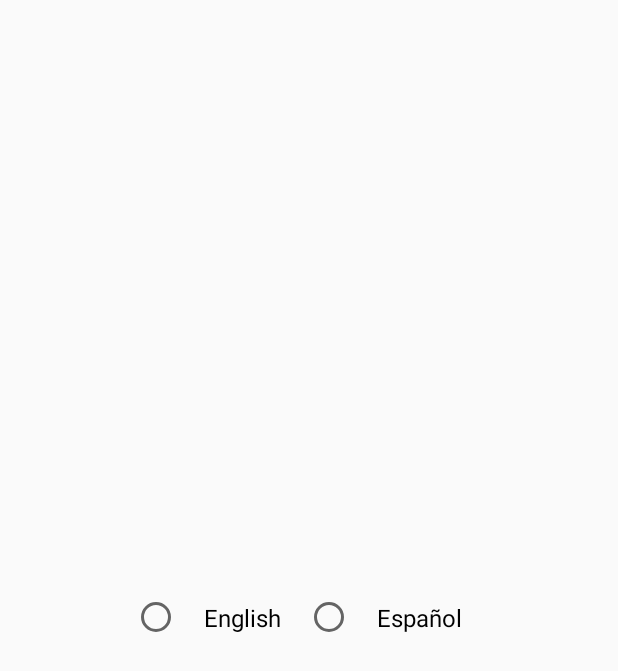
After one commit to eusan91/ManejoGastosMensuales, an Android app: the layout dialog_define_language_item.xml on its own in the app's theme, with its tools: preview values and no code run, on a phone screen of 412 x 824 dp. The commit adds this screen. Shown: the top 671 px of the screen. Run offline under Robolectric (Android 15) with nearby library versions, the phone set to English and light mode, and no system bars.

Commit message:
seleccion de idioma agregado, minor bugs

```diff
--- a/ManejoGastosMensuales/app/build.gradle
+++ b/ManejoGastosMensuales/app/build.gradle
@@ -6,7 +6,7 @@ android {
     buildToolsVersion '25.0.0'
     defaultConfig {
         applicationId "com.santamaria.manejogastosmensuales"
-        minSdkVersion 16
+        minSdkVersion 17
         targetSdkVersion 23
         versionCode 1
         versionName "1.0"
--- a/ManejoGastosMensuales/app/src/main/AndroidManifest.xml
+++ b/ManejoGastosMensuales/app/src/main/AndroidManifest.xml
@@ -1,12 +1,6 @@
 <?xml version="1.0" encoding="utf-8"?>
 <manifest xmlns:android="http://schemas.android.com/apk/res/android"
     package="com.santamaria.manejogastosmensuales">
-
-    <uses-feature
-        android:name="android.hardware.camera2"
-        android:required="true" />
-
-    <uses-permission android:name="android.permission.WRITE_EXTERNAL_STORAGE" />
 
     <application
         android:name=".app.MyApplication"
--- a/ManejoGastosMensuales/app/src/main/java/com/santamaria/manejogastosmensuales/CategoryDialogFragment.java
+++ b/ManejoGastosMensuales/app/src/main/java/com/santamaria/manejogastosmensuales/CategoryDialogFragment.java
@@ -141,7 +141,7 @@ public class CategoryDialogFragment extends DialogFragment implements View.OnCli
 
         ColorPickerDialogBuilder
                 .with(getContext())
-                .setTitle("Choose color")
+                .setTitle(getString(R.string.dialog_color_picker_title))
                 .wheelType(ColorPickerView.WHEEL_TYPE.FLOWER)
                 .density(12)
                 .setOnColorSelectedListener(new OnColorSelectedListener() {
@@ -150,13 +150,13 @@ public class CategoryDialogFragment extends DialogFragment implements View.OnCli
                         //Toast.makeText(getContext(), "onColorSelected: 0x" + Integer.toHexString(selectedColor), Toast.LENGTH_SHORT).show();
                     }
                 })
-                .setPositiveButton("ok", new ColorPickerClickListener() {
+                .setPositiveButton(getString(R.string.dialog_color_picker_ok), new ColorPickerClickListener() {
                     @Override
                     public void onClick(DialogInterface dialog, int selectedColor, Integer[] allColors) {
                         selectedColorR = selectedColor;
                     }
                 })
-                .setNegativeButton("cancel", new DialogInterface.OnClickListener() {
+                .setNegativeButton(getString(R.string.dialog_color_picker_cancel), new DialogInterface.OnClickListener() {
                     @Override
                     public void onClick(DialogInterface dialog, int which) {
                     }
--- a/ManejoGastosMensuales/app/src/main/res/layout/dialog_create_category.xml
+++ b/ManejoGastosMensuales/app/src/main/res/layout/dialog_create_category.xml
@@ -11,7 +11,7 @@
         android:ems="10"
         android:inputType="textPersonName"
         android:layout_margin="15dp"
-        android:hint="Category Name"/>
+        android:hint="@string/dialog_Create_category_name_hint"/>
 
     <LinearLayout
         android:layout_width="match_parent"
--- /dev/null
+++ b/ManejoGastosMensuales/app/src/main/res/layout/dialog_define_language_item.xml
@@ -0,0 +1,31 @@
+<?xml version="1.0" encoding="utf-8"?>
+<LinearLayout xmlns:android="http://schemas.android.com/apk/res/android"
+    android:orientation="horizontal" android:layout_width="match_parent"
+    android:layout_height="match_parent">
+
+    <RadioGroup
+        android:gravity="center"
+        android:orientation="horizontal"
+        android:layout_width="match_parent"
+        android:layout_height="match_parent">
+
+        <RadioButton
+            android:id="@+id/english"
+            android:layout_width="wrap_content"
+            android:layout_height="wrap_content"
+            android:text="English"
+            android:padding="16dp"
+            android:textAppearance="?attr/textAppearanceLargePopupMenu"/>
+
+
+        <RadioButton
+            android:id="@+id/spanish"
+            android:layout_width="wrap_content"
+            android:layout_height="wrap_content"
+            android:padding="16dp"
+            android:text="Español"
+            android:textAppearance="?attr/textAppearanceLargePopupMenu" />
+
+    </RadioGroup>
+
+</LinearLayout>
--- a/ManejoGastosMensuales/app/src/main/res/menu/exit_menu.xml
+++ b/ManejoGastosMensuales/app/src/main/res/menu/exit_menu.xml
@@ -5,6 +5,6 @@
     <item
         android:id="@+id/exit_menu_item"
         android:icon="@android:drawable/ic_notification_clear_all"
-        android:title="Exit"
+        android:title="@string/exit"
         app:showAsAction="never"/>
 </menu>
--- a/ManejoGastosMensuales/app/src/main/res/menu/options_card_view_context_menu.xml
+++ b/ManejoGastosMensuales/app/src/main/res/menu/options_card_view_context_menu.xml
@@ -2,9 +2,9 @@
 <menu xmlns:android="http://schemas.android.com/apk/res/android">
 
     <item android:id="@+id/editCardView"
-        android:title="Edit Category" />
+        android:title="@string/option_card_view_context_menu_edit_category" />
 
     <item android:id="@+id/deleteCardView"
-        android:title="Delete Category" />
+        android:title="@string/option_card_view_context_menu_delete_category" />
 
 </menu>
--- a/ManejoGastosMensuales/app/src/main/res/menu/options_category_detailed_context_menu.xml
+++ b/ManejoGastosMensuales/app/src/main/res/menu/options_category_detailed_context_menu.xml
@@ -2,9 +2,9 @@
 <menu xmlns:android="http://schemas.android.com/apk/res/android">
 
     <item android:id="@+id/editDetail"
-        android:title="Edit Detail" />
+        android:title="@string/option_category_detail_context_menu_edit_detail" />
 
     <item android:id="@+id/deleteDetail"
-        android:title="Delete Detail" />
+        android:title="@string/option_category_detail_context_menu_delete_detail" />
 
 </menu>
```
Also changed, not shown: ManejoGastosMensuales/app/src/main/java/com/santamaria/manejogastosmensuales/Activities/MainActivity.java (+109 -17 lines), ManejoGastosMensuales/app/src/main/java/com/santamaria/manejogastosmensuales/Domain/SettingsData.java (+11 -1 lines), ManejoGastosMensuales/app/src/main/java/com/santamaria/manejogastosmensuales/app/MyApplication.java (+17 -1 lines), ManejoGastosMensuales/app/src/main/res/menu/nav_options.xml (+10 -5 lines), ManejoGastosMensuales/app/src/main/res/values/strings.xml (+16 -1 lines), ManejoGastosMensuales/app/src/main/res/drawable-hdpi/ic_language.png (added), ManejoGastosMensuales/app/src/main/res/drawable-mdpi/ic_language.png (added), ManejoGastosMensuales/app/src/main/res/drawable-xhdpi/ic_language.png (added), ManejoGastosMensuales/app/src/main/res/drawable-xxhdpi/ic_language.png (added), 1 other file.
